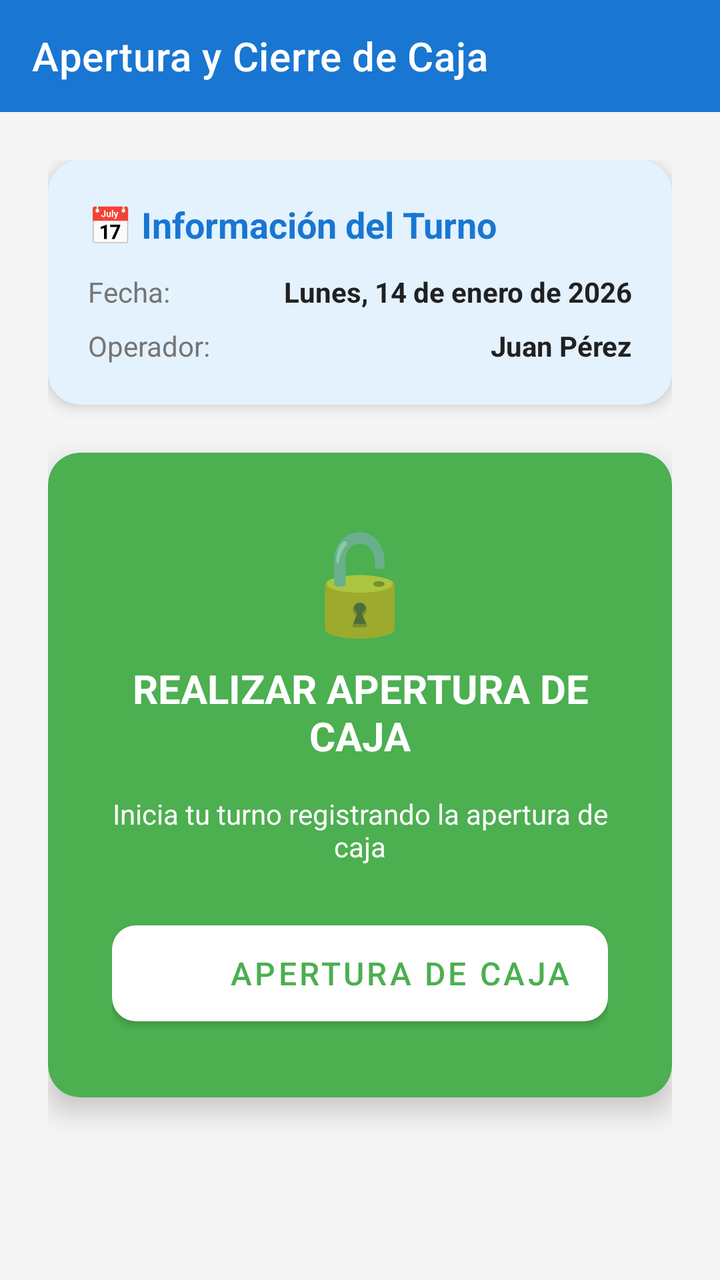
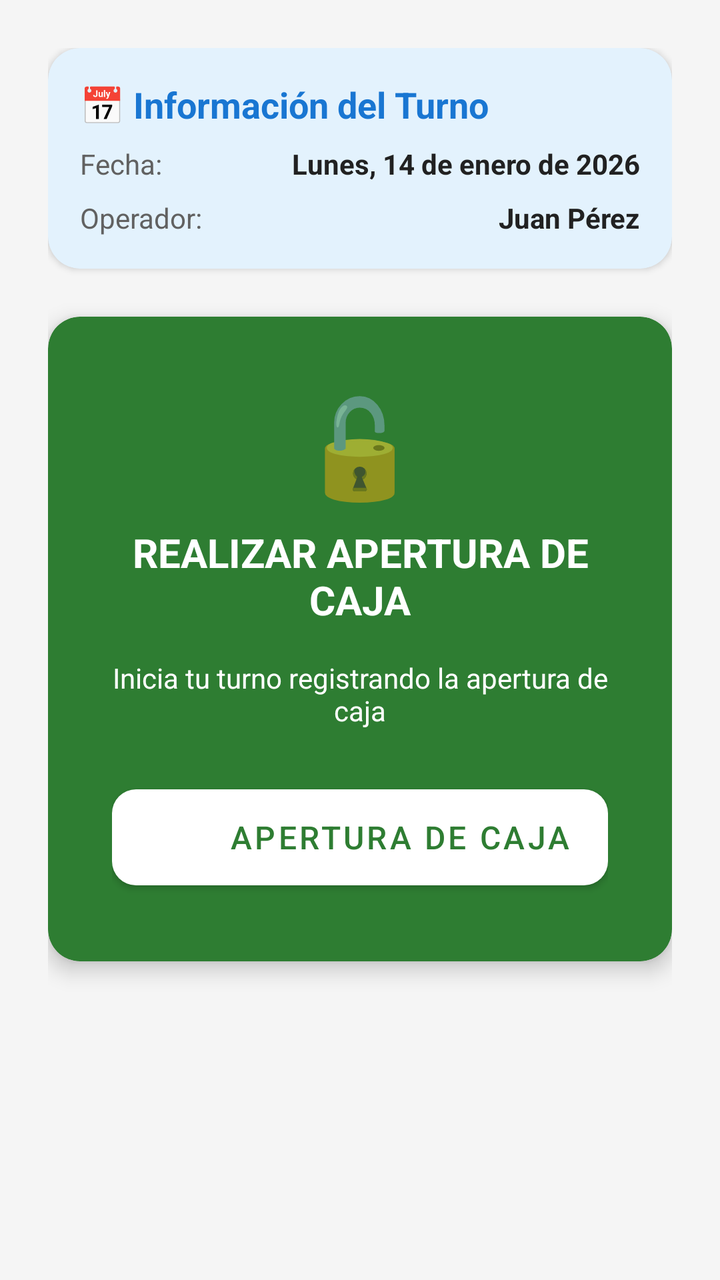

The first picture is an Android layout as it rendered before a commit; the second is the same layout after the commit. The layout source and the unified diff follow.
<!-- AndroidManifest.xml: application theme Theme.ParqueoIoT -->
<!-- res/layout/activity_apertura_cierre.xml -->
<?xml version="1.0" encoding="utf-8"?>
<LinearLayout xmlns:android="http://schemas.android.com/apk/res/android"
    xmlns:app="http://schemas.android.com/apk/res-auto"
    android:layout_width="match_parent"
    android:layout_height="match_parent"
    android:background="#F5F5F5"
    android:orientation="vertical">

    <com.google.android.material.appbar.AppBarLayout
        android:layout_width="match_parent"
        android:layout_height="wrap_content">

        <androidx.appcompat.widget.Toolbar
            android:id="@+id/toolbar"
            android:layout_width="match_parent"
            android:layout_height="?attr/actionBarSize"
            android:background="#1976D2"
            app:title="Apertura y Cierre de Caja"
            app:titleTextColor="@android:color/white" />
    </com.google.android.material.appbar.AppBarLayout>

    <ScrollView
        android:layout_width="match_parent"
        android:layout_height="match_parent"
        android:fillViewport="true">

        <LinearLayout
            android:layout_width="match_parent"
            android:layout_height="wrap_content"
            android:orientation="vertical"
            android:padding="24dp">

            
            <com.google.android.material.card.MaterialCardView
                android:layout_width="match_parent"
                android:layout_height="wrap_content"
                android:layout_marginBottom="24dp"
                app:cardBackgroundColor="#E3F2FD"
                app:cardCornerRadius="16dp"
                app:cardElevation="4dp">

                <LinearLayout
                    android:layout_width="match_parent"
                    android:layout_height="wrap_content"
                    android:orientation="vertical"
                    android:padding="20dp">

                    <TextView
                        android:layout_width="wrap_content"
                        android:layout_height="wrap_content"
                        android:layout_marginBottom="12dp"
                        android:text="📅 Información del Turno"
                        android:textColor="#1976D2"
                        android:textSize="18sp"
                        android:textStyle="bold" />

                    <LinearLayout
                        android:layout_width="match_parent"
                        android:layout_height="wrap_content"
                        android:layout_marginBottom="8dp"
                        android:orientation="horizontal">

                        <TextView
                            android:layout_width="0dp"
                            android:layout_height="wrap_content"
                            android:layout_weight="1"
                            android:text="Fecha:"
                            android:textColor="#757575"
                            android:textSize="14sp" />

                        <TextView
                            android:id="@+id/tvFechaActual"
                            android:layout_width="wrap_content"
                            android:layout_height="wrap_content"
                            android:text="Lunes, 14 de enero de 2026"
                            android:textColor="#212121"
                            android:textSize="14sp"
                            android:textStyle="bold" />
                    </LinearLayout>

                    <LinearLayout
                        android:layout_width="match_parent"
                        android:layout_height="wrap_content"
                        android:orientation="horizontal">

                        <TextView
                            android:layout_width="0dp"
                            android:layout_height="wrap_content"
                            android:layout_weight="1"
                            android:text="Operador:"
                            android:textColor="#757575"
                            android:textSize="14sp" />

                        <TextView
                            android:id="@+id/tvOperador"
                            android:layout_width="wrap_content"
                            android:layout_height="wrap_content"
                            android:text="Juan Pérez"
                            android:textColor="#212121"
                            android:textSize="14sp"
                            android:textStyle="bold" />
                    </LinearLayout>
                </LinearLayout>
            </com.google.android.material.card.MaterialCardView>

            
            <com.google.android.material.card.MaterialCardView
                android:id="@+id/cardApertura"
                android:layout_width="match_parent"
                android:layout_height="wrap_content"
                android:layout_marginBottom="16dp"
                android:visibility="visible"
                app:cardBackgroundColor="#4CAF50"
                app:cardCornerRadius="16dp"
                app:cardElevation="8dp">

                <LinearLayout
                    android:layout_width="match_parent"
                    android:layout_height="wrap_content"
                    android:gravity="center"
                    android:orientation="vertical"
                    android:padding="32dp">

                    <TextView
                        android:layout_width="wrap_content"
                        android:layout_height="wrap_content"
                        android:layout_marginBottom="8dp"
                        android:text="🔓"
                        android:textSize="48sp" />

                    <TextView
                        android:layout_width="wrap_content"
                        android:layout_height="wrap_content"
                        android:layout_marginBottom="16dp"
                        android:text="REALIZAR APERTURA DE CAJA"
                        android:textAlignment="center"
                        android:textColor="@android:color/white"
                        android:textSize="20sp"
                        android:textStyle="bold" />

                    <TextView
                        android:layout_width="wrap_content"
                        android:layout_height="wrap_content"
                        android:layout_marginBottom="24dp"
                        android:text="Inicia tu turno registrando la apertura de caja"
                        android:textAlignment="center"
                        android:textColor="@android:color/white"
                        android:textSize="14sp" />

                    <com.google.android.material.button.MaterialButton
                        android:id="@+id/btnApertura"
                        android:layout_width="match_parent"
                        android:layout_height="60dp"
                        android:text="APERTURA DE CAJA"
                        android:textSize="16sp"
                        app:backgroundTint="@android:color/white"
                        app:cornerRadius="12dp"
                        app:icon="@android:drawable/ic_media_play"
                        app:iconGravity="textStart"
                        android:textColor="#4CAF50" />
                </LinearLayout>
            </com.google.android.material.card.MaterialCardView>

            
            <com.google.android.material.card.MaterialCardView
                android:id="@+id/cardCierre"
                android:layout_width="match_parent"
                android:layout_height="wrap_content"
                android:layout_marginBottom="16dp"
                android:visibility="gone"
                app:cardBackgroundColor="#FF5722"
                app:cardCornerRadius="16dp"
                app:cardElevation="8dp">

                <LinearLayout
                    android:layout_width="match_parent"
                    android:layout_height="wrap_content"
                    android:orientation="vertical"
                    android:padding="32dp">

                    
                    <com.google.android.material.card.MaterialCardView
                        android:layout_width="match_parent"
                        android:layout_height="wrap_content"
                        android:layout_marginBottom="24dp"
                        app:cardBackgroundColor="@android:color/white"
                        app:cardCornerRadius="12dp"
                        app:cardElevation="0dp">

                        <LinearLayout
                            android:layout_width="match_parent"
                            android:layout_height="wrap_content"
                            android:orientation="vertical"
                            android:padding="16dp">

                            <TextView
                                android:layout_width="wrap_content"
                                android:layout_height="wrap_content"
                                android:layout_marginBottom="8dp"
                                android:text="✓ Apertura Registrada"
                                android:textColor="#4CAF50"
                                android:textSize="14sp"
                                android:textStyle="bold" />

                            <LinearLayout
                                android:layout_width="match_parent"
                                android:layout_height="wrap_content"
                                android:orientation="horizontal">

                                <TextView
                                    android:layout_width="0dp"
                                    android:layout_height="wrap_content"
                                    android:layout_weight="1"
                                    android:text="Hora de Apertura:"
                                    android:textColor="#757575"
                                    android:textSize="12sp" />

                                <TextView
                                    android:id="@+id/tvFechaApertura"
                                    android:layout_width="wrap_content"
                                    android:layout_height="wrap_content"
                                    android:text="14/01/2026 08:00"
                                    android:textColor="#212121"
                                    android:textSize="12sp"
                                    android:textStyle="bold" />
                            </LinearLayout>
                        </LinearLayout>
                    </com.google.android.material.card.MaterialCardView>

                    <TextView
                        android:layout_width="wrap_content"
                        android:layout_height="wrap_content"
                        android:layout_gravity="center"
                        android:layout_marginBottom="8dp"
                        android:text="🔒"
                        android:textSize="48sp" />

                    <TextView
                        android:layout_width="wrap_content"
                        android:layout_height="wrap_content"
                        android:layout_gravity="center"
                        android:layout_marginBottom="16dp"
                        android:text="REALIZAR CIERRE DE CAJA"
                        android:textAlignment="center"
                        android:textColor="@android:color/white"
                        android:textSize="20sp"
                        android:textStyle="bold" />

                    <TextView
                        android:layout_width="wrap_content"
                        android:layout_height="wrap_content"
                        android:layout_gravity="center"
                        android:layout_marginBottom="24dp"
                        android:text="Se generará un reporte completo y se cerrará el turno"
                        android:textAlignment="center"
                        android:textColor="@android:color/white"
                        android:textSize="14sp" />

                    <com.google.android.material.button.MaterialButton
                        android:id="@+id/btnCierre"
                        android:layout_width="match_parent"
                        android:layout_height="60dp"
                        android:text="CIERRE DE CAJA"
                        android:textSize="16sp"
                        app:backgroundTint="@android:color/white"
                        app:cornerRadius="12dp"
                        app:icon="@android:drawable/ic_media_pause"
                        app:iconGravity="textStart"
                        android:textColor="#FF5722"
                        android:layout_marginBottom="12dp" />

                    
                    <com.google.android.material.button.MaterialButton
                        android:id="@+id/btnReporteX"
                        android:layout_width="match_parent"
                        android:layout_height="55dp"
                        android:text="📊 REPORTE X (Informativo)"
                        android:textSize="14sp"
                        style="@style/Widget.MaterialComponents.Button.OutlinedButton"
                        app:cornerRadius="12dp"
                        app:strokeColor="@android:color/white"
                        app:strokeWidth="2dp"
                        android:textColor="@android:color/white" />
                </LinearLayout>
            </com.google.android.material.card.MaterialCardView>

            
            <ProgressBar
                android:id="@+id/progressBar"
                android:layout_width="wrap_content"
                android:layout_height="wrap_content"
                android:layout_gravity="center"
                android:layout_marginTop="24dp"
                android:visibility="gone" />
        </LinearLayout>
    </ScrollView>
</LinearLayout>
<!-- resources referenced by this layout -->
<resources>
  <style name="Theme.ParqueoIoT" parent="Theme.MaterialComponents.Light.NoActionBar">
          <item name="colorPrimary">@color/brand_primary</item>
          <item name="colorPrimaryVariant">@color/brand_primary_dark</item>
          <item name="colorOnPrimary">@color/on_primary</item>
  
          <item name="colorSecondary">@color/brand_primary_light</item>
          <item name="colorSecondaryVariant">@color/brand_primary</item>
          <item name="colorOnSecondary">@color/on_primary</item>
  
          <item name="android:colorBackground">@color/surface_background</item>
          <item name="colorSurface">@color/surface_card</item>
          <item name="colorOnSurface">@color/text_primary</item>
          <item name="colorError">@color/status_danger</item>
  
          <item name="android:statusBarColor">@color/brand_primary_dark</item>
      </style>
  <color name="brand_primary">#0D47A1</color>
  <color name="brand_primary_dark">#09315F</color>
  <color name="on_primary">#FFFFFF</color>
  <color name="brand_primary_light">#1976D2</color>
  <color name="surface_background">#F5F5F5</color>
  <color name="surface_card">#FFFFFF</color>
  <color name="text_primary">#212121</color>
  <color name="status_danger">#C62828</color>
</resources>

<!-- the commit's change to res/layout/activity_apertura_cierre.xml (unified diff, before → after) -->
@@ -3,21 +3,8 @@
     xmlns:app="http://schemas.android.com/apk/res-auto"
     android:layout_width="match_parent"
     android:layout_height="match_parent"
-    android:background="#F5F5F5"
+    android:background="@color/surface_background"
     android:orientation="vertical">
-
-    <com.google.android.material.appbar.AppBarLayout
-        android:layout_width="match_parent"
-        android:layout_height="wrap_content">
-
-        <androidx.appcompat.widget.Toolbar
-            android:id="@+id/toolbar"
-            android:layout_width="match_parent"
-            android:layout_height="?attr/actionBarSize"
-            android:background="#1976D2"
-            app:title="Apertura y Cierre de Caja"
-            app:titleTextColor="@android:color/white" />
-    </com.google.android.material.appbar.AppBarLayout>
 
     <ScrollView
         android:layout_width="match_parent"
@@ -28,36 +15,36 @@
             android:layout_width="match_parent"
             android:layout_height="wrap_content"
             android:orientation="vertical"
-            android:padding="24dp">
+            android:padding="@dimen/space_lg">
 
             
             <com.google.android.material.card.MaterialCardView
                 android:layout_width="match_parent"
                 android:layout_height="wrap_content"
-                android:layout_marginBottom="24dp"
-                app:cardBackgroundColor="#E3F2FD"
-                app:cardCornerRadius="16dp"
-                app:cardElevation="4dp">
+                android:layout_marginBottom="@dimen/space_lg"
+                app:cardBackgroundColor="@color/surface_muted"
+                app:cardCornerRadius="@dimen/radius_lg"
+                app:cardElevation="@dimen/elevation_card">
 
                 <LinearLayout
                     android:layout_width="match_parent"
                     android:layout_height="wrap_content"
                     android:orientation="vertical"
-                    android:padding="20dp">
-
-                    <TextView
-                        android:layout_width="wrap_content"
-                        android:layout_height="wrap_content"
-                        android:layout_marginBottom="12dp"
+                    android:padding="@dimen/space_md">
+
+                    <TextView
+                        android:layout_width="wrap_content"
+                        android:layout_height="wrap_content"
+                        android:layout_marginBottom="@dimen/space_sm"
                         android:text="📅 Información del Turno"
-                        android:textColor="#1976D2"
+                        android:textColor="@color/brand_primary_light"
                         android:textSize="18sp"
                         android:textStyle="bold" />
 
                     <LinearLayout
                         android:layout_width="match_parent"
                         android:layout_height="wrap_content"
-                        android:layout_marginBottom="8dp"
+                        android:layout_marginBottom="@dimen/space_sm"
                         android:orientation="horizontal">
 
                         <TextView
@@ -65,7 +52,7 @@
                             android:layout_height="wrap_content"
                             android:layout_weight="1"
                             android:text="Fecha:"
-                            android:textColor="#757575"
+                            android:textColor="@color/text_secondary"
                             android:textSize="14sp" />
 
                         <TextView
@@ -73,7 +60,7 @@
                             android:layout_width="wrap_content"
                             android:layout_height="wrap_content"
                             android:text="Lunes, 14 de enero de 2026"
-                            android:textColor="#212121"
+                            android:textColor="@color/text_primary"
                             android:textSize="14sp"
                             android:textStyle="bold" />
                     </LinearLayout>
@@ -88,7 +75,7 @@
                             android:layout_height="wrap_content"
                             android:layout_weight="1"
                             android:text="Operador:"
-                            android:textColor="#757575"
+                            android:textColor="@color/text_secondary"
                             android:textSize="14sp" />
 
                         <TextView
@@ -96,7 +83,7 @@
                             android:layout_width="wrap_content"
                             android:layout_height="wrap_content"
                             android:text="Juan Pérez"
-                            android:textColor="#212121"
+                            android:textColor="@color/text_primary"
                             android:textSize="14sp"
                             android:textStyle="bold" />
                     </LinearLayout>
@@ -108,43 +95,43 @@
                 android:id="@+id/cardApertura"
                 android:layout_width="match_parent"
                 android:layout_height="wrap_content"
-                android:layout_marginBottom="16dp"
+                android:layout_marginBottom="@dimen/space_md"
                 android:visibility="visible"
-                app:cardBackgroundColor="#4CAF50"
-                app:cardCornerRadius="16dp"
-                app:cardElevation="8dp">
+                app:cardBackgroundColor="@color/status_success"
+                app:cardCornerRadius="@dimen/radius_lg"
+                app:cardElevation="@dimen/elevation_card_raised">
 
                 <LinearLayout
                     android:layout_width="match_parent"
                     android:layout_height="wrap_content"
                     android:gravity="center"
                     android:orientation="vertical"
-                    android:padding="32dp">
-
-                    <TextView
-                        android:layout_width="wrap_content"
-                        android:layout_height="wrap_content"
-                        android:layout_marginBottom="8dp"
+                    android:padding="@dimen/space_xl">
+
+                    <TextView
+                        android:layout_width="wrap_content"
+                        android:layout_height="wrap_content"
+                        android:layout_marginBottom="@dimen/space_sm"
                         android:text="🔓"
                         android:textSize="48sp" />
 
                     <TextView
                         android:layout_width="wrap_content"
                         android:layout_height="wrap_content"
-                        android:layout_marginBottom="16dp"
+                        android:layout_marginBottom="@dimen/space_md"
                         android:text="REALIZAR APERTURA DE CAJA"
                         android:textAlignment="center"
-                        android:textColor="@android:color/white"
+                        android:textColor="@color/text_on_primary"
                         android:textSize="20sp"
                         android:textStyle="bold" />
 
                     <TextView
                         android:layout_width="wrap_content"
                         android:layout_height="wrap_content"
-                        android:layout_marginBottom="24dp"
+                        android:layout_marginBottom="@dimen/space_lg"
                         android:text="Inicia tu turno registrando la apertura de caja"
                         android:textAlignment="center"
-                        android:textColor="@android:color/white"
+                        android:textColor="@color/text_on_primary"
                         android:textSize="14sp" />
 
                     <com.google.android.material.button.MaterialButton
@@ -153,11 +140,11 @@
                         android:layout_height="60dp"
                         android:text="APERTURA DE CAJA"
                         android:textSize="16sp"
-                        app:backgroundTint="@android:color/white"
-                        app:cornerRadius="12dp"
+                        app:backgroundTint="@color/surface_card"
+                        app:cornerRadius="@dimen/radius_md"
                         app:icon="@android:drawable/ic_media_play"
                         app:iconGravity="textStart"
-                        android:textColor="#4CAF50" />
+                        android:textColor="@color/status_success" />
                 </LinearLayout>
             </com.google.android.material.card.MaterialCardView>
 
@@ -166,39 +153,39 @@
                 android:id="@+id/cardCierre"
                 android:layout_width="match_parent"
                 android:layout_height="wrap_content"
-                android:layout_marginBottom="16dp"
+                android:layout_marginBottom="@dimen/space_md"
                 android:visibility="gone"
-                app:cardBackgroundColor="#FF5722"
-                app:cardCornerRadius="16dp"
-                app:cardElevation="8dp">
+                app:cardBackgroundColor="@color/status_danger"
+                app:cardCornerRadius="@dimen/radius_lg"
+                app:cardElevation="@dimen/elevation_card_raised">
 
                 <LinearLayout
                     android:layout_width="match_parent"
                     android:layout_height="wrap_content"
                     android:orientation="vertical"
-                    android:padding="32dp">
+                    android:padding="@dimen/space_xl">
 
                     
                     <com.google.android.material.card.MaterialCardView
                         android:layout_width="match_parent"
                         android:layout_height="wrap_content"
-                        android:layout_marginBottom="24dp"
-                        app:cardBackgroundColor="@android:color/white"
-                        app:cardCornerRadius="12dp"
+                        android:layout_marginBottom="@dimen/space_lg"
+                        app:cardBackgroundColor="@color/surface_card"
+                        app:cardCornerRadius="@dimen/radius_md"
                         app:cardElevation="0dp">
 
                         <LinearLayout
                             android:layout_width="match_parent"
                             android:layout_height="wrap_content"
                             android:orientation="vertical"
-                            android:padding="16dp">
+                            android:padding="@dimen/space_md">
 
                             <TextView
                                 android:layout_width="wrap_content"
                                 android:layout_height="wrap_content"
-                                android:layout_marginBottom="8dp"
+                                android:layout_marginBottom="@dimen/space_sm"
                                 android:text="✓ Apertura Registrada"
-                                android:textColor="#4CAF50"
+                                android:textColor="@color/status_success"
                                 android:textSize="14sp"
                                 android:textStyle="bold" />
 
@@ -212,7 +199,7 @@
                                     android:layout_height="wrap_content"
                                     android:layout_weight="1"
                                     android:text="Hora de Apertura:"
-                                    android:textColor="#757575"
+                                    android:textColor="@color/text_secondary"
                                     android:textSize="12sp" />
 
                                 <TextView
@@ -220,7 +207,7 @@
                                     android:layout_width="wrap_content"
                                     android:layout_height="wrap_content"
                                     android:text="14/01/2026 08:00"
-                                    android:textColor="#212121"
+                                    android:textColor="@color/text_primary"
                                     android:textSize="12sp"
                                     android:textStyle="bold" />
                             </LinearLayout>
@@ -231,7 +218,7 @@
                         android:layout_width="wrap_content"
                         android:layout_height="wrap_content"
                         android:layout_gravity="center"
-                        android:layout_marginBottom="8dp"
+                        android:layout_marginBottom="@dimen/space_sm"
                         android:text="🔒"
                         android:textSize="48sp" />
 
@@ -239,10 +226,10 @@
                         android:layout_width="wrap_content"
                         android:layout_height="wrap_content"
                         android:layout_gravity="center"
-                        android:layout_marginBottom="16dp"
+                        android:layout_marginBottom="@dimen/space_md"
                         android:text="REALIZAR CIERRE DE CAJA"
                         android:textAlignment="center"
-                        android:textColor="@android:color/white"
+                        android:textColor="@color/text_on_primary"
                         android:textSize="20sp"
                         android:textStyle="bold" />
 
@@ -250,10 +237,10 @@
                         android:layout_width="wrap_content"
                         android:layout_height="wrap_content"
                         android:layout_gravity="center"
-                        android:layout_marginBottom="24dp"
+                        android:layout_marginBottom="@dimen/space_lg"
                         android:text="Se generará un reporte completo y se cerrará el turno"
                         android:textAlignment="center"
-                        android:textColor="@android:color/white"
+                        android:textColor="@color/text_on_primary"
                         android:textSize="14sp" />
 
                     <com.google.android.material.button.MaterialButton
@@ -262,14 +249,13 @@
                         android:layout_height="60dp"
                         android:text="CIERRE DE CAJA"
                         android:textSize="16sp"
-                        app:backgroundTint="@android:color/white"
-                        app:cornerRadius="12dp"
+                        app:backgroundTint="@color/surface_card"
+                        app:cornerRadius="@dimen/radius_md"
                         app:icon="@android:drawable/ic_media_pause"
                         app:iconGravity="textStart"
-                        android:textColor="#FF5722"
-                        android:layout_marginBottom="12dp" />
-
-                    
+                        android:textColor="@color/status_danger"
+                        android:layout_marginBottom="@dimen/space_sm" />
+
                     <com.google.android.material.button.MaterialButton
                         android:id="@+id/btnReporteX"
                         android:layout_width="match_parent"
@@ -277,20 +263,20 @@
                         android:text="📊 REPORTE X (Informativo)"
                         android:textSize="14sp"
                         style="@style/Widget.MaterialComponents.Button.OutlinedButton"
-                        app:cornerRadius="12dp"
-                        app:strokeColor="@android:color/white"
+                        app:cornerRadius="@dimen/radius_md"
+                        app:strokeColor="@color/text_on_primary"
                         app:strokeWidth="2dp"
-                        android:textColor="@android:color/white" />
+                        android:textColor="@color/text_on_primary" />
                 </LinearLayout>
             </com.google.android.material.card.MaterialCardView>
 
-            
             <ProgressBar
                 android:id="@+id/progressBar"
                 android:layout_width="wrap_content"
                 android:layout_height="wrap_content"
                 android:layout_gravity="center"
-                android:layout_marginTop="24dp"
+                android:layout_marginTop="@dimen/space_lg"
+                android:indeterminateTint="@color/brand_primary"
                 android:visibility="gone" />
         </LinearLayout>
     </ScrollView>
<!-- resource entries referenced after the edit -->
@@ -22,7 +22,19 @@
   <color name="brand_primary_light">#1976D2</color>
   <color name="surface_background">#F5F5F5</color>
   <color name="surface_card">#FFFFFF</color>
+  <color name="surface_muted">#E3F2FD</color>
+  <color name="text_on_primary">#FFFFFF</color>
   <color name="text_primary">#212121</color>
+  <color name="text_secondary">#616161</color>
+  <dimen name="elevation_card">2dp</dimen>
+  <dimen name="elevation_card_raised">6dp</dimen>
+  <dimen name="radius_lg">16dp</dimen>
+  <dimen name="radius_md">12dp</dimen>
+  <dimen name="space_lg">24dp</dimen>
+  <dimen name="space_md">16dp</dimen>
+  <dimen name="space_sm">8dp</dimen>
+  <dimen name="space_xl">32dp</dimen>
   <color name="status_danger">#C62828</color>
+  <color name="status_success">#2E7D32</color>
 </resources>
 
